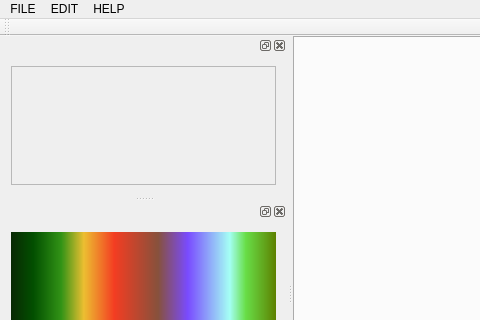
First picture: the form in View/mainwindow.ui, repository ricardobusta/pixelbooster, before the edit; both pictures show x 0 to 480 and y 0 to 320 of the 775 by 572 pixel window.
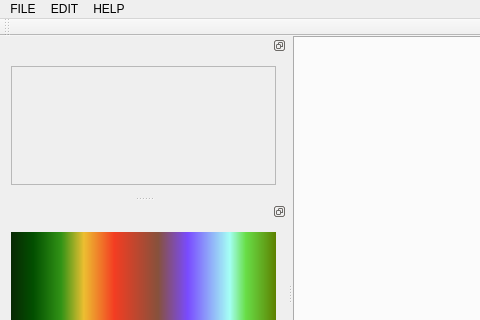
Second picture: the form after the edit. Custom widgets are drawn as their Qt base class.

```diff
--- a/View/mainwindow.ui
+++ b/View/mainwindow.ui
@@ -96,6 +96,9 @@
   </widget>
   <widget class="QStatusBar" name="statusBar"/>
   <widget class="QDockWidget" name="dockWidget">
+   <property name="features">
+    <set>QDockWidget::DockWidgetFloatable|QDockWidget::DockWidgetMovable</set>
+   </property>
    <attribute name="dockWidgetArea">
     <number>1</number>
    </attribute>
@@ -186,6 +189,9 @@
    </widget>
   </widget>
   <widget class="QDockWidget" name="dockWidget_2">
+   <property name="features">
+    <set>QDockWidget::DockWidgetFloatable|QDockWidget::DockWidgetMovable</set>
+   </property>
    <attribute name="dockWidgetArea">
     <number>1</number>
    </attribute>
```
Left out of the diff: 11 changed lines with no effect on the pictures.
